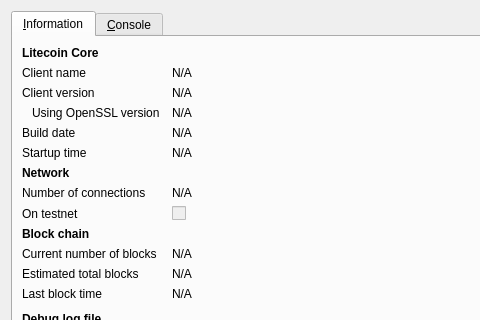
Qt form src/qt/forms/rpcconsole.ui (romanavionics/aero) before a commit; both pictures show x 0 to 480 and y 0 to 320 of the 740 by 450 pixel window.
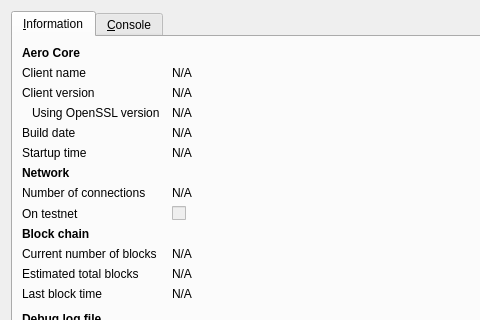
The same form after that commit. Icons and pictures are not drawn.

```diff
--- a/src/qt/forms/rpcconsole.ui
+++ b/src/qt/forms/rpcconsole.ui
@@ -36,7 +36,7 @@
           </font>
          </property>
          <property name="text">
-          <string>Litecoin Core</string>
+          <string>Aero Core</string>
          </property>
         </widget>
        </item>
```
Left out of the diff: 6 changed lines with no effect on the pictures.
